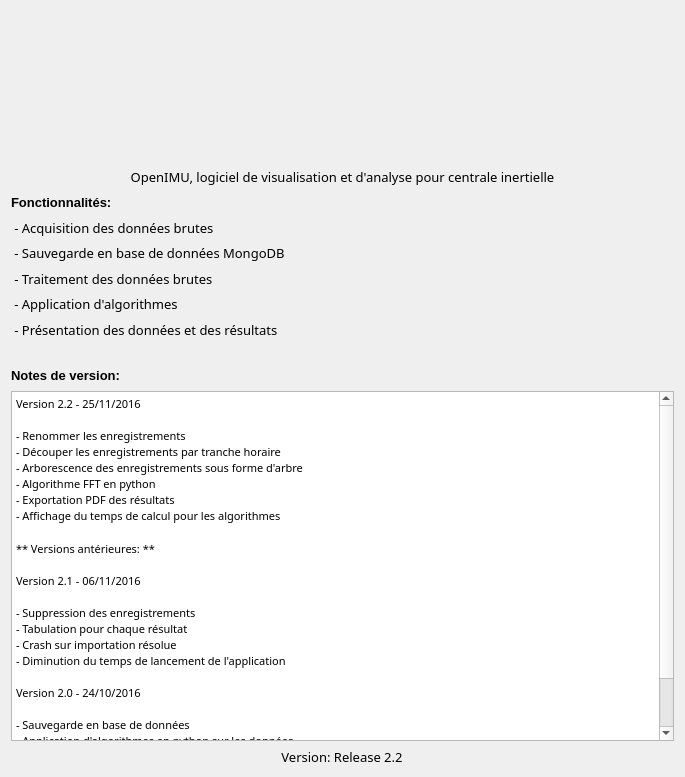
First picture: the form in applicationOpenimu/app/widgets/HomeWidget.ui, repository introlab/OpenIMU, before the edit.
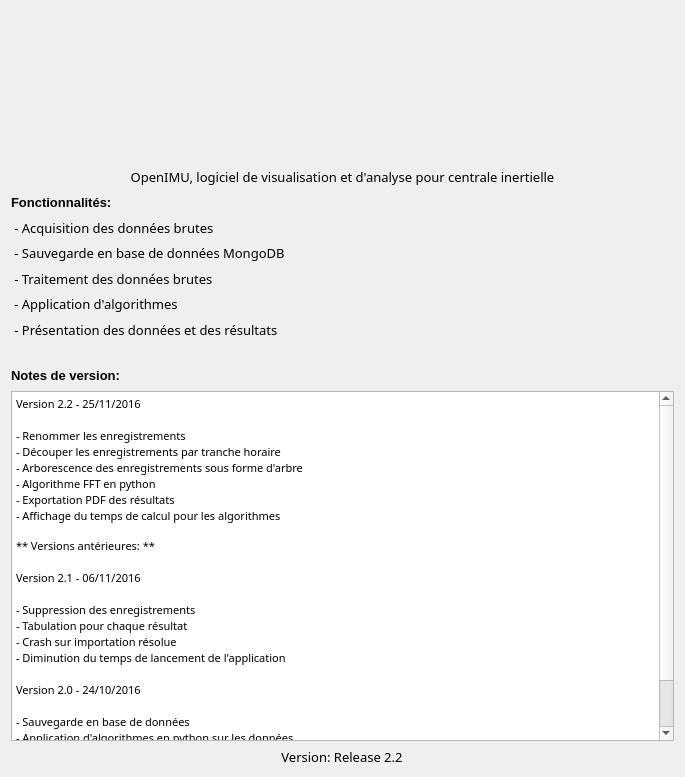
Second picture: the form after the edit. Icons and pictures are not drawn.

```diff
--- a/applicationOpenimu/app/widgets/HomeWidget.ui
+++ b/applicationOpenimu/app/widgets/HomeWidget.ui
@@ -19,6 +19,9 @@
   <property name="windowTitle">
    <string>Form</string>
   </property>
+  <property name="styleSheet">
+   <string notr="true"/>
+  </property>
   <layout class="QVBoxLayout" name="verticalLayout_2">
    <item>
     <layout class="QVBoxLayout" name="verticalLayout">
@@ -226,30 +229,30 @@
         <string>&lt;!DOCTYPE HTML PUBLIC &quot;-//W3C//DTD HTML 4.0//EN&quot; &quot;http://www.w3.org/TR/REC-html40/strict.dtd&quot;&gt;
 &lt;html&gt;&lt;head&gt;&lt;meta name=&quot;qrichtext&quot; content=&quot;1&quot; /&gt;&lt;style type=&quot;text/css&quot;&gt;
 p, li { white-space: pre-wrap; }
-&lt;/style&gt;&lt;/head&gt;&lt;body style=&quot; font-family:'Segoe UI Light'; font-size:10pt; font-weight:400; font-style:normal;&quot;&gt;
-&lt;p style=&quot; margin-top:0px; margin-bottom:0px; margin-left:0px; margin-right:0px; -qt-block-indent:0; text-indent:0px;&quot;&gt;&lt;span style=&quot; font-family:'MS Shell Dlg 2'; font-size:8pt;&quot;&gt;Version 2.2 - 25/11/2016&lt;/span&gt;&lt;/p&gt;
-&lt;p style=&quot;-qt-paragraph-type:empty; margin-top:0px; margin-bottom:0px; margin-left:0px; margin-right:0px; -qt-block-indent:0; text-indent:0px; font-family:'MS Shell Dlg 2'; font-size:8pt;&quot;&gt;&lt;br /&gt;&lt;/p&gt;
-&lt;p style=&quot; margin-top:0px; margin-bottom:0px; margin-left:0px; margin-right:0px; -qt-block-indent:0; text-indent:0px;&quot;&gt;&lt;span style=&quot; font-family:'MS Shell Dlg 2'; font-size:8pt;&quot;&gt;- Renommer les enregistrements &lt;/span&gt;&lt;/p&gt;
-&lt;p style=&quot; margin-top:0px; margin-bottom:0px; margin-left:0px; margin-right:0px; -qt-block-indent:0; text-indent:0px;&quot;&gt;&lt;span style=&quot; font-family:'MS Shell Dlg 2'; font-size:8pt;&quot;&gt;- Découper les enregistrements par tranche horaire &lt;/span&gt;&lt;/p&gt;
-&lt;p style=&quot; margin-top:0px; margin-bottom:0px; margin-left:0px; margin-right:0px; -qt-block-indent:0; text-indent:0px;&quot;&gt;&lt;span style=&quot; font-family:'MS Shell Dlg 2'; font-size:8pt;&quot;&gt;- Arborescence des enregistrements sous forme d'arbre              &lt;/span&gt;&lt;/p&gt;
-&lt;p style=&quot; margin-top:0px; margin-bottom:0px; margin-left:0px; margin-right:0px; -qt-block-indent:0; text-indent:0px;&quot;&gt;&lt;span style=&quot; font-family:'MS Shell Dlg 2'; font-size:8pt;&quot;&gt;- Algorithme FFT en python &lt;/span&gt;&lt;/p&gt;
-&lt;p style=&quot; margin-top:0px; margin-bottom:0px; margin-left:0px; margin-right:0px; -qt-block-indent:0; text-indent:0px;&quot;&gt;&lt;span style=&quot; font-family:'MS Shell Dlg 2'; font-size:8pt;&quot;&gt;- Exportation PDF des résultats &lt;/span&gt;&lt;/p&gt;
-&lt;p style=&quot; margin-top:0px; margin-bottom:0px; margin-left:0px; margin-right:0px; -qt-block-indent:0; text-indent:0px;&quot;&gt;&lt;span style=&quot; font-family:'MS Shell Dlg 2'; font-size:8pt;&quot;&gt;- Affichage du temps de calcul pour les algorithmes&lt;br /&gt;&lt;br /&gt;** Versions antérieures: **&lt;/span&gt;&lt;/p&gt;
-&lt;p style=&quot;-qt-paragraph-type:empty; margin-top:0px; margin-bottom:0px; margin-left:0px; margin-right:0px; -qt-block-indent:0; text-indent:0px; font-family:'MS Shell Dlg 2'; font-size:8pt;&quot;&gt;&lt;br /&gt;&lt;/p&gt;
-&lt;p style=&quot; margin-top:0px; margin-bottom:0px; margin-left:0px; margin-right:0px; -qt-block-indent:0; text-indent:0px;&quot;&gt;&lt;span style=&quot; font-family:'MS Shell Dlg 2'; font-size:8pt;&quot;&gt;Version 2.1 - 06/11/2016&lt;/span&gt;&lt;/p&gt;
-&lt;p style=&quot;-qt-paragraph-type:empty; margin-top:0px; margin-bottom:0px; margin-left:0px; margin-right:0px; -qt-block-indent:0; text-indent:0px; font-family:'MS Shell Dlg 2'; font-size:8pt;&quot;&gt;&lt;br /&gt;&lt;/p&gt;
-&lt;p style=&quot; margin-top:0px; margin-bottom:0px; margin-left:0px; margin-right:0px; -qt-block-indent:0; text-indent:0px;&quot;&gt;&lt;span style=&quot; font-family:'MS Shell Dlg 2'; font-size:8pt;&quot;&gt;- Suppression des enregistrements &lt;/span&gt;&lt;/p&gt;
-&lt;p style=&quot; margin-top:0px; margin-bottom:0px; margin-left:0px; margin-right:0px; -qt-block-indent:0; text-indent:0px;&quot;&gt;&lt;span style=&quot; font-family:'MS Shell Dlg 2'; font-size:8pt;&quot;&gt;- Tabulation pour chaque résultat &lt;/span&gt;&lt;/p&gt;
-&lt;p style=&quot; margin-top:0px; margin-bottom:0px; margin-left:0px; margin-right:0px; -qt-block-indent:0; text-indent:0px;&quot;&gt;&lt;span style=&quot; font-family:'MS Shell Dlg 2'; font-size:8pt;&quot;&gt;- Crash sur importation résolue&lt;/span&gt;&lt;/p&gt;
-&lt;p style=&quot; margin-top:0px; margin-bottom:0px; margin-left:0px; margin-right:0px; -qt-block-indent:0; text-indent:0px;&quot;&gt;&lt;span style=&quot; font-family:'MS Shell Dlg 2'; font-size:8pt;&quot;&gt;- Diminution du temps de lancement de l'application&lt;/span&gt;&lt;/p&gt;
-&lt;p style=&quot;-qt-paragraph-type:empty; margin-top:0px; margin-bottom:0px; margin-left:0px; margin-right:0px; -qt-block-indent:0; text-indent:0px; font-family:'MS Shell Dlg 2'; font-size:8pt;&quot;&gt;&lt;br /&gt;&lt;/p&gt;
-&lt;p style=&quot; margin-top:0px; margin-bottom:0px; margin-left:0px; margin-right:0px; -qt-block-indent:0; text-indent:0px;&quot;&gt;&lt;span style=&quot; font-family:'MS Shell Dlg 2'; font-size:8pt;&quot;&gt;Version 2.0 - 24/10/2016&lt;/span&gt;&lt;/p&gt;
-&lt;p style=&quot;-qt-paragraph-type:empty; margin-top:0px; margin-bottom:0px; margin-left:0px; margin-right:0px; -qt-block-indent:0; text-indent:0px; font-family:'MS Shell Dlg 2'; font-size:8pt;&quot;&gt;&lt;br /&gt;&lt;/p&gt;
-&lt;p style=&quot; margin-top:0px; margin-bottom:0px; margin-left:0px; margin-right:0px; -qt-block-indent:0; text-indent:0px;&quot;&gt;&lt;span style=&quot; font-family:'MS Shell Dlg 2'; font-size:8pt;&quot;&gt;- Sauvegarde en base de données &lt;/span&gt;&lt;/p&gt;
-&lt;p style=&quot; margin-top:0px; margin-bottom:0px; margin-left:0px; margin-right:0px; -qt-block-indent:0; text-indent:0px;&quot;&gt;&lt;span style=&quot; font-family:'MS Shell Dlg 2'; font-size:8pt;&quot;&gt;- Application d'algorithmes en python sur les données&lt;/span&gt;&lt;/p&gt;
-&lt;p style=&quot; margin-top:0px; margin-bottom:0px; margin-left:0px; margin-right:0px; -qt-block-indent:0; text-indent:0px;&quot;&gt;&lt;span style=&quot; font-family:'MS Shell Dlg 2'; font-size:8pt;&quot;&gt;- Implémentation de l'algorithme: temps d'activité &lt;/span&gt;&lt;/p&gt;
-&lt;p style=&quot; margin-top:0px; margin-bottom:0px; margin-left:0px; margin-right:0px; -qt-block-indent:0; text-indent:0px;&quot;&gt;&lt;span style=&quot; font-family:'MS Shell Dlg 2'; font-size:8pt;&quot;&gt;- Améliorations de l'interface utilisateur &lt;/span&gt;&lt;/p&gt;
-&lt;p style=&quot; margin-top:0px; margin-bottom:0px; margin-left:0px; margin-right:0px; -qt-block-indent:0; text-indent:0px;&quot;&gt;&lt;span style=&quot; font-family:'MS Shell Dlg 2'; font-size:8pt;&quot;&gt;- Centrale inertielle supportée dans cette version: Wimu&lt;/span&gt;&lt;/p&gt;&lt;/body&gt;&lt;/html&gt;</string>
+&lt;/style&gt;&lt;/head&gt;&lt;body style=&quot; font-family:'MS Shell Dlg 2'; font-size:8.25pt; font-weight:400; font-style:normal;&quot;&gt;
+&lt;p style=&quot; margin-top:0px; margin-bottom:0px; margin-left:0px; margin-right:0px; -qt-block-indent:0; text-indent:0px;&quot;&gt;&lt;span style=&quot; font-size:8pt;&quot;&gt;Version 2.2 - 25/11/2016&lt;/span&gt;&lt;/p&gt;
+&lt;p style=&quot;-qt-paragraph-type:empty; margin-top:0px; margin-bottom:0px; margin-left:0px; margin-right:0px; -qt-block-indent:0; text-indent:0px; font-size:8pt;&quot;&gt;&lt;br /&gt;&lt;/p&gt;
+&lt;p style=&quot; margin-top:0px; margin-bottom:0px; margin-left:0px; margin-right:0px; -qt-block-indent:0; text-indent:0px;&quot;&gt;&lt;span style=&quot; font-size:8pt;&quot;&gt;- Renommer les enregistrements &lt;/span&gt;&lt;/p&gt;
+&lt;p style=&quot; margin-top:0px; margin-bottom:0px; margin-left:0px; margin-right:0px; -qt-block-indent:0; text-indent:0px;&quot;&gt;&lt;span style=&quot; font-size:8pt;&quot;&gt;- Découper les enregistrements par tranche horaire &lt;/span&gt;&lt;/p&gt;
+&lt;p style=&quot; margin-top:0px; margin-bottom:0px; margin-left:0px; margin-right:0px; -qt-block-indent:0; text-indent:0px;&quot;&gt;&lt;span style=&quot; font-size:8pt;&quot;&gt;- Arborescence des enregistrements sous forme d'arbre              &lt;/span&gt;&lt;/p&gt;
+&lt;p style=&quot; margin-top:0px; margin-bottom:0px; margin-left:0px; margin-right:0px; -qt-block-indent:0; text-indent:0px;&quot;&gt;&lt;span style=&quot; font-size:8pt;&quot;&gt;- Algorithme FFT en python &lt;/span&gt;&lt;/p&gt;
+&lt;p style=&quot; margin-top:0px; margin-bottom:0px; margin-left:0px; margin-right:0px; -qt-block-indent:0; text-indent:0px;&quot;&gt;&lt;span style=&quot; font-size:8pt;&quot;&gt;- Exportation PDF des résultats &lt;/span&gt;&lt;/p&gt;
+&lt;p style=&quot; margin-top:0px; margin-bottom:0px; margin-left:0px; margin-right:0px; -qt-block-indent:0; text-indent:0px;&quot;&gt;&lt;span style=&quot; font-size:8pt;&quot;&gt;- Affichage du temps de calcul pour les algorithmes&lt;br /&gt;&lt;br /&gt;** Versions antérieures: **&lt;/span&gt;&lt;/p&gt;
+&lt;p style=&quot;-qt-paragraph-type:empty; margin-top:0px; margin-bottom:0px; margin-left:0px; margin-right:0px; -qt-block-indent:0; text-indent:0px; font-size:8pt;&quot;&gt;&lt;br /&gt;&lt;/p&gt;
+&lt;p style=&quot; margin-top:0px; margin-bottom:0px; margin-left:0px; margin-right:0px; -qt-block-indent:0; text-indent:0px;&quot;&gt;&lt;span style=&quot; font-size:8pt;&quot;&gt;Version 2.1 - 06/11/2016&lt;/span&gt;&lt;/p&gt;
+&lt;p style=&quot;-qt-paragraph-type:empty; margin-top:0px; margin-bottom:0px; margin-left:0px; margin-right:0px; -qt-block-indent:0; text-indent:0px; font-size:8pt;&quot;&gt;&lt;br /&gt;&lt;/p&gt;
+&lt;p style=&quot; margin-top:0px; margin-bottom:0px; margin-left:0px; margin-right:0px; -qt-block-indent:0; text-indent:0px;&quot;&gt;&lt;span style=&quot; font-size:8pt;&quot;&gt;- Suppression des enregistrements &lt;/span&gt;&lt;/p&gt;
+&lt;p style=&quot; margin-top:0px; margin-bottom:0px; margin-left:0px; margin-right:0px; -qt-block-indent:0; text-indent:0px;&quot;&gt;&lt;span style=&quot; font-size:8pt;&quot;&gt;- Tabulation pour chaque résultat &lt;/span&gt;&lt;/p&gt;
+&lt;p style=&quot; margin-top:0px; margin-bottom:0px; margin-left:0px; margin-right:0px; -qt-block-indent:0; text-indent:0px;&quot;&gt;&lt;span style=&quot; font-size:8pt;&quot;&gt;- Crash sur importation résolue&lt;/span&gt;&lt;/p&gt;
+&lt;p style=&quot; margin-top:0px; margin-bottom:0px; margin-left:0px; margin-right:0px; -qt-block-indent:0; text-indent:0px;&quot;&gt;&lt;span style=&quot; font-size:8pt;&quot;&gt;- Diminution du temps de lancement de l'application&lt;/span&gt;&lt;/p&gt;
+&lt;p style=&quot;-qt-paragraph-type:empty; margin-top:0px; margin-bottom:0px; margin-left:0px; margin-right:0px; -qt-block-indent:0; text-indent:0px; font-size:8pt;&quot;&gt;&lt;br /&gt;&lt;/p&gt;
+&lt;p style=&quot; margin-top:0px; margin-bottom:0px; margin-left:0px; margin-right:0px; -qt-block-indent:0; text-indent:0px;&quot;&gt;&lt;span style=&quot; font-size:8pt;&quot;&gt;Version 2.0 - 24/10/2016&lt;/span&gt;&lt;/p&gt;
+&lt;p style=&quot;-qt-paragraph-type:empty; margin-top:0px; margin-bottom:0px; margin-left:0px; margin-right:0px; -qt-block-indent:0; text-indent:0px; font-size:8pt;&quot;&gt;&lt;br /&gt;&lt;/p&gt;
+&lt;p style=&quot; margin-top:0px; margin-bottom:0px; margin-left:0px; margin-right:0px; -qt-block-indent:0; text-indent:0px;&quot;&gt;&lt;span style=&quot; font-size:8pt;&quot;&gt;- Sauvegarde en base de données &lt;/span&gt;&lt;/p&gt;
+&lt;p style=&quot; margin-top:0px; margin-bottom:0px; margin-left:0px; margin-right:0px; -qt-block-indent:0; text-indent:0px;&quot;&gt;&lt;span style=&quot; font-size:8pt;&quot;&gt;- Application d'algorithmes en python sur les données&lt;/span&gt;&lt;/p&gt;
+&lt;p style=&quot; margin-top:0px; margin-bottom:0px; margin-left:0px; margin-right:0px; -qt-block-indent:0; text-indent:0px;&quot;&gt;&lt;span style=&quot; font-size:8pt;&quot;&gt;- Implémentation de l'algorithme: temps d'activité &lt;/span&gt;&lt;/p&gt;
+&lt;p style=&quot; margin-top:0px; margin-bottom:0px; margin-left:0px; margin-right:0px; -qt-block-indent:0; text-indent:0px;&quot;&gt;&lt;span style=&quot; font-size:8pt;&quot;&gt;- Améliorations de l'interface utilisateur &lt;/span&gt;&lt;/p&gt;
+&lt;p style=&quot; margin-top:0px; margin-bottom:0px; margin-left:0px; margin-right:0px; -qt-block-indent:0; text-indent:0px;&quot;&gt;&lt;span style=&quot; font-size:8pt;&quot;&gt;- Centrale inertielle supportée dans cette version: Wimu&lt;/span&gt;&lt;/p&gt;&lt;/body&gt;&lt;/html&gt;</string>
        </property>
       </widget>
      </item>
```
Left out of the diff: 6 changed lines with no effect on the pictures.
